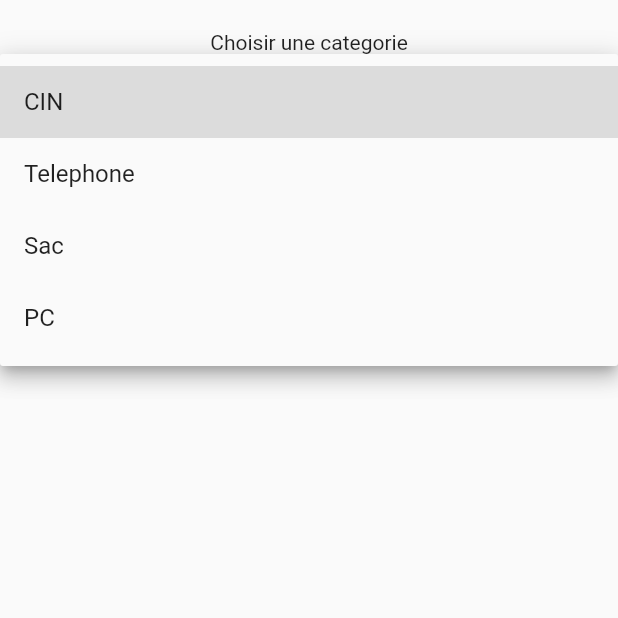
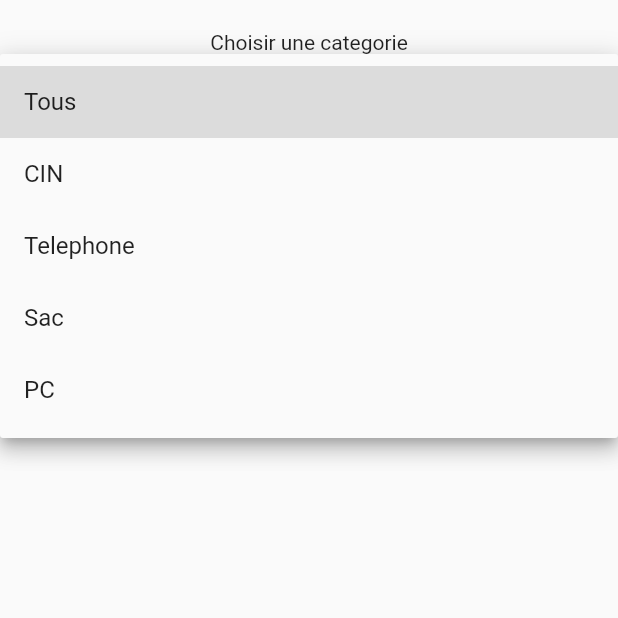
Before and after one commit to inesachour/lostandfound_front, a Flutter app: the FilterPopUp screen opened directly with empty values, after a tap on "Categorie", on a phone screen of 412 x 824 dp, the top half of it. Run offline on Flutter 3.47's test engine with Material 2 defaults, Android fonts, the phone set to English and light mode, and no system bars; our stand-ins replace email_validator, flutter_map, image_picker, latlong2, shared_preferences; missing offline and left inert: geocode; accounts and stored records are empty.

Commit message:
pubs all categories filter

```diff
--- a/lib/constants/categories.dart
+++ b/lib/constants/categories.dart
@@ -1,2 +1,4 @@
 
 List<String> categories = ["CIN", "Telephone", "Sac", "PC"];
+
+List<String> filterCategories = ["Tous"]+ categories;
--- a/lib/widgets/filter_popup.dart
+++ b/lib/widgets/filter_popup.dart
@@ -18,7 +18,6 @@ class _FilterPopUpState extends State<FilterPopUp> {
 
   @override
   Widget build(BuildContext context) {
-  print("y=test");
     double width = MediaQuery.of(context).size.width;
     double height = MediaQuery.of(context).size.height;
 
@@ -35,7 +34,7 @@ class _FilterPopUpState extends State<FilterPopUp> {
                       _category = item.toString();
                     });
                   },
-                  items: categories
+                  items: filterCategories,
               ),
 
               ElevatedButton(
--- a/lib/widgets/form_widgets.dart
+++ b/lib/widgets/form_widgets.dart
@@ -3,6 +3,7 @@ import 'package:flutter/material.dart';
 Widget DropDown({required onchanged, validator, required List<String> items}) {
   return DropdownButtonFormField<String>(
     hint: Text("Categorie"),
+
     items: items.map((String value) {
       return DropdownMenuItem<String>(
         value: value,
```
Also changed, not shown: lib/services/pubservices.dart (+7 -9 lines).
